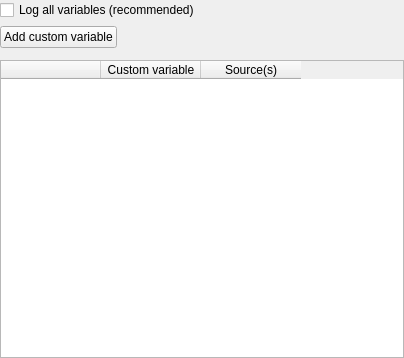
Qt form resources/ui/widgets/logger.ui (open-cogsci/OpenSesame) before a commit.
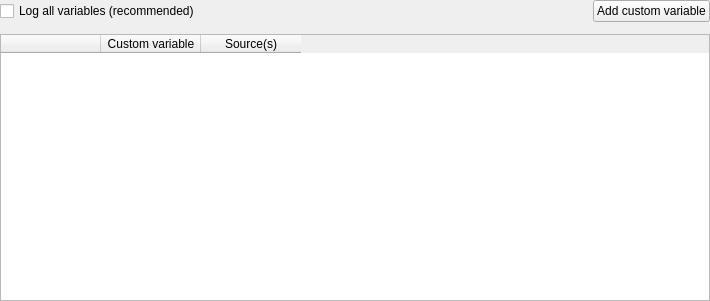
The same form after that commit.

The edit to the form file:
```diff
--- a/resources/ui/widgets/logger.ui
+++ b/resources/ui/widgets/logger.ui
@@ -6,14 +6,26 @@
    <rect>
     <x>0</x>
     <y>0</y>
-    <width>404</width>
-    <height>358</height>
+    <width>710</width>
+    <height>301</height>
    </rect>
   </property>
   <property name="windowTitle">
    <string>Form</string>
   </property>
   <layout class="QVBoxLayout" name="verticalLayout">
+   <property name="spacing">
+    <number>12</number>
+   </property>
+   <property name="margin">
+    <number>0</number>
+   </property>
+   <item>
+    <widget class="QWidget" name="widget_2" native="true">
+     <layout class="QHBoxLayout" name="horizontalLayout_2">
+      <property name="spacing">
+       <number>12</number>
+      </property>
    <property name="margin">
     <number>0</number>
    </property>
@@ -37,12 +49,6 @@
      </property>
     </widget>
    </item>
-   <item>
-    <widget class="QWidget" name="widget" native="true">
-     <layout class="QHBoxLayout" name="horizontalLayout">
-      <property name="margin">
-       <number>0</number>
-      </property>
      </layout>
     </widget>
    </item>
```
Lines whose indentation alone changed are shown as unchanged.
